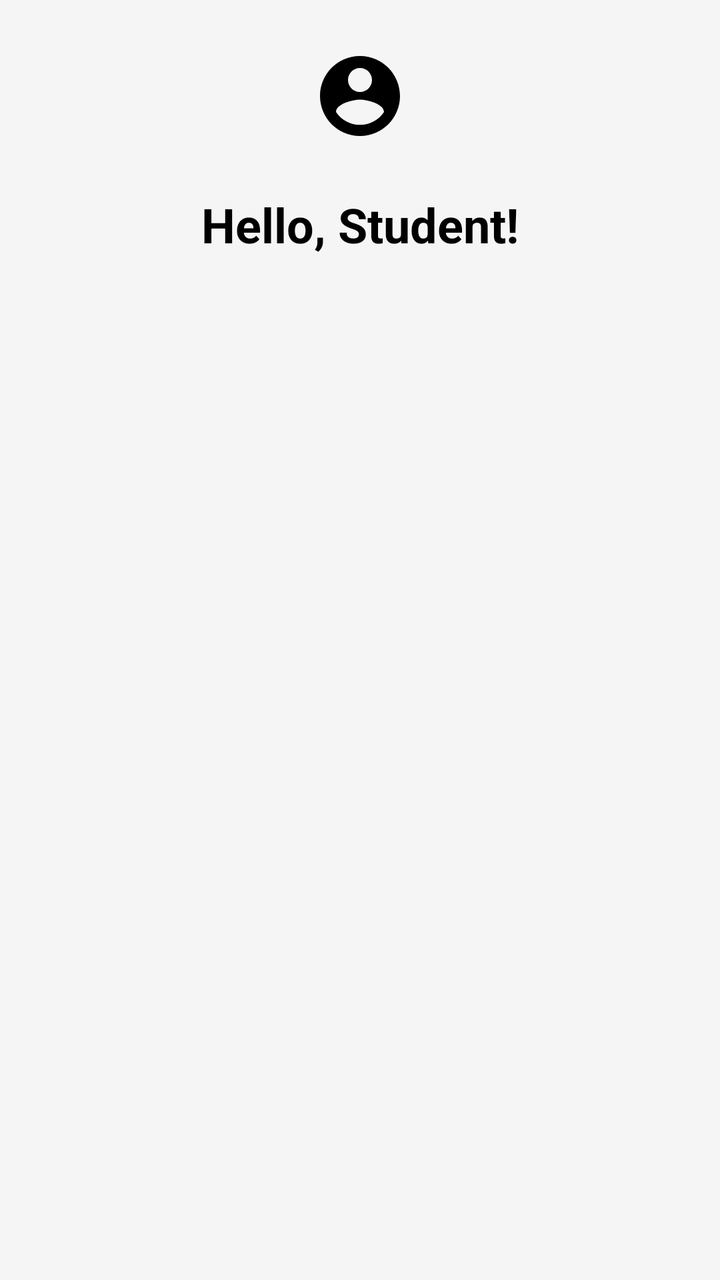
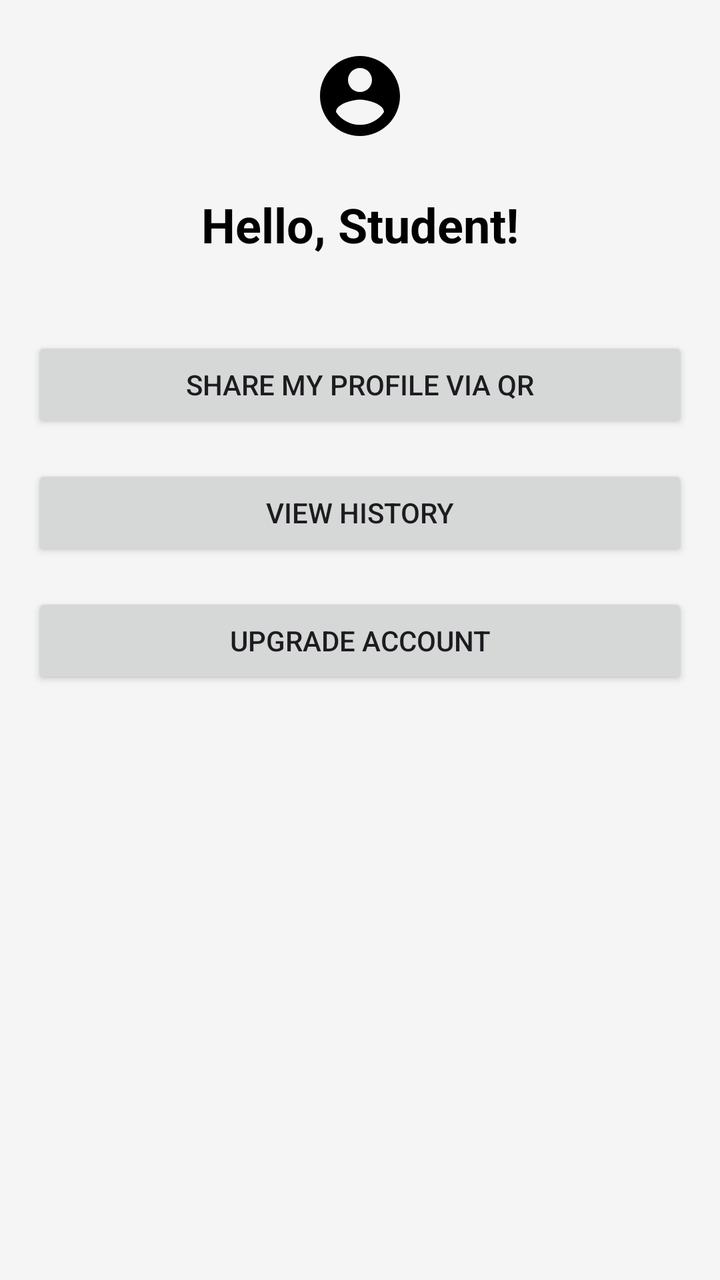

An Android layout rendered at two revisions. The XML below is the earlier revision; the diff shows what the commit changed to produce the second picture.
<!-- AndroidManifest.xml: application theme Theme.Learning -->
<!-- res/layout/fragment_dashboard.xml -->
<LinearLayout xmlns:android="http://schemas.android.com/apk/res/android"
    android:orientation="vertical"
    android:background="@color/backgroundDark"
    android:padding="16dp"
    android:layout_width="match_parent"
    android:layout_height="match_parent">

    <ImageView
        android:id="@+id/imageViewProfileDashboard"
        android:layout_width="64dp"
        android:layout_height="64dp"
        android:layout_gravity="center_horizontal"
        android:src="@drawable/ic_profile_placeholder"
        android:background="@drawable/circle_background"
        android:padding="8dp"
        android:scaleType="centerCrop"
        android:layout_marginBottom="16dp"
        android:contentDescription="Profile"/>

    <TextView
        android:id="@+id/textViewWelcomeDashboard"
        android:text="Hello, Student!"
        android:textColor="@android:color/black"
        android:textSize="24sp"
        android:textStyle="bold"
        android:layout_gravity="center_horizontal"
        android:layout_marginBottom="24dp" android:layout_height="wrap_content" android:layout_width="wrap_content"/>

    <androidx.recyclerview.widget.RecyclerView
        android:id="@+id/recyclerViewTasks"
        android:layout_width="match_parent"
        android:layout_height="wrap_content"/>
</LinearLayout>
<!-- resources referenced by this layout -->
<resources>
  <color name="backgroundDark">#F5F5F5</color>
  <!-- drawable circle_background (drawable) -->
  <?xml version="1.0" encoding="utf-8"?>
  <selector xmlns:android="http://schemas.android.com/apk/res/android">
  
  </selector>
  <!-- drawable ic_profile_placeholder (drawable) -->
  <vector xmlns:android="http://schemas.android.com/apk/res/android" android:height="24dp" android:tint="#000000" android:viewportHeight="24" android:viewportWidth="24" android:width="24dp">
  
      <path android:fillColor="@android:color/white" android:pathData="M12,2C6.48,2 2,6.48 2,12s4.48,10 10,10 10,-4.48 10,-10S17.52,2 12,2zM12,5c1.66,0 3,1.34 3,3s-1.34,3 -3,3 -3,-1.34 -3,-3 1.34,-3 3,-3zM12,19.2c-2.5,0 -4.71,-1.28 -6,-3.22 0.03,-1.99 4,-3.08 6,-3.08 1.99,0 5.97,1.09 6,3.08 -1.29,1.94 -3.5,3.22 -6,3.22z"/>
  
  </vector>
  <style name="Theme.Learning" parent="Base.Theme.Learning" />
  <style name="Base.Theme.Learning" parent="Theme.Material3.DayNight.NoActionBar">
          
          
          <item name="colorPrimary">@color/colorPrimary</item>
          <item name="colorPrimaryVariant">@color/colorPrimaryDark</item>
          <item name="colorSecondary">@color/colorAccent</item>
      </style>
  <color name="colorPrimary">#6200EE</color>
  <color name="colorPrimaryDark">#3700B3</color>
  <color name="colorAccent">#03DAC5</color>
</resources>

<!-- the commit's change to res/layout/fragment_dashboard.xml (unified diff, before → after) -->
@@ -1,9 +1,13 @@
-<LinearLayout xmlns:android="http://schemas.android.com/apk/res/android"
-    android:orientation="vertical"
-    android:background="@color/backgroundDark"
-    android:padding="16dp"
+<ScrollView xmlns:android="http://schemas.android.com/apk/res/android"
     android:layout_width="match_parent"
-    android:layout_height="match_parent">
+    android:layout_height="match_parent"
+    android:background="@color/backgroundDark">
+
+    <LinearLayout
+        android:orientation="vertical"
+        android:padding="16dp"
+        android:layout_width="match_parent"
+        android:layout_height="wrap_content">
 
     <ImageView
         android:id="@+id/imageViewProfileDashboard"
@@ -30,4 +34,24 @@
         android:id="@+id/recyclerViewTasks"
         android:layout_width="match_parent"
         android:layout_height="wrap_content"/>
+    <Button
+        android:id="@+id/buttonShareProfile"
+        android:layout_width="match_parent"
+        android:layout_height="wrap_content"
+        android:text="Share My Profile via QR"
+        android:layout_marginTop="16dp" />
+        <Button
+            android:id="@+id/buttonHistory"
+            android:layout_width="match_parent"
+            android:layout_height="wrap_content"
+            android:text="View History"
+            android:layout_marginTop="16dp" />
+        <Button
+            android:id="@+id/buttonUpgrade"
+            android:layout_width="match_parent"
+            android:layout_height="wrap_content"
+            android:text="Upgrade Account"
+            android:layout_marginTop="16dp" />
+
 </LinearLayout>
+</ScrollView>
